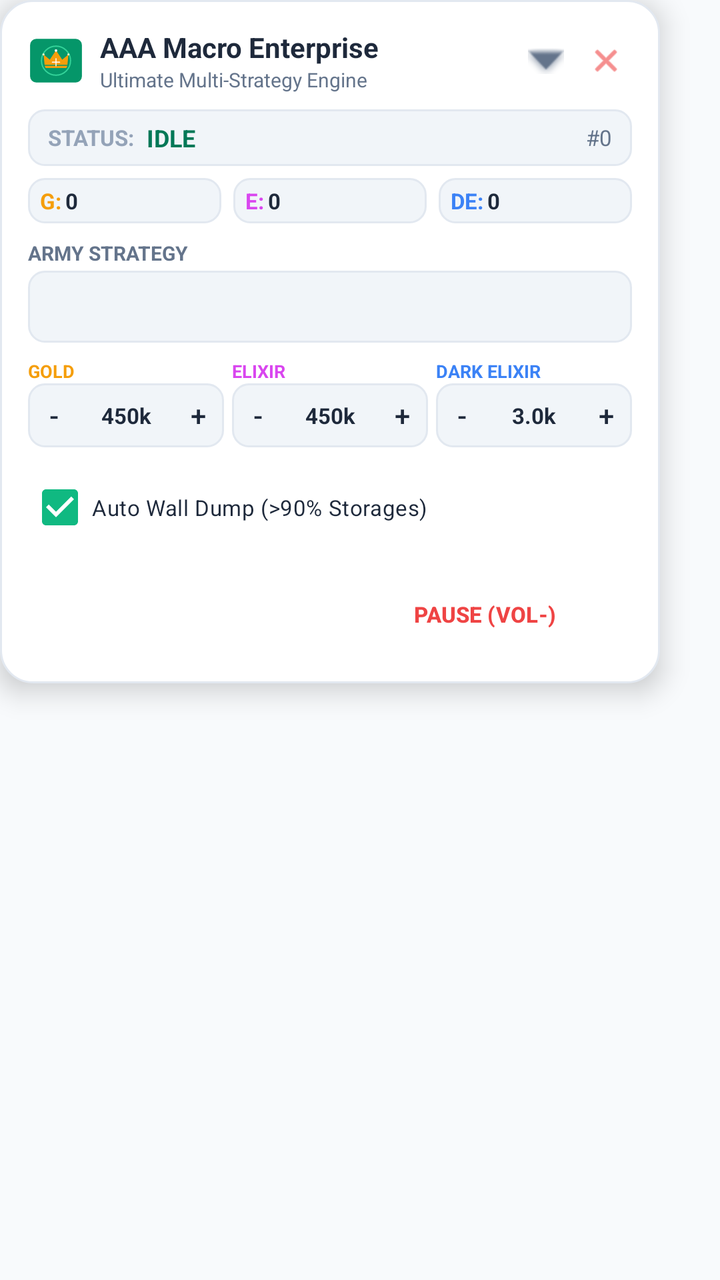
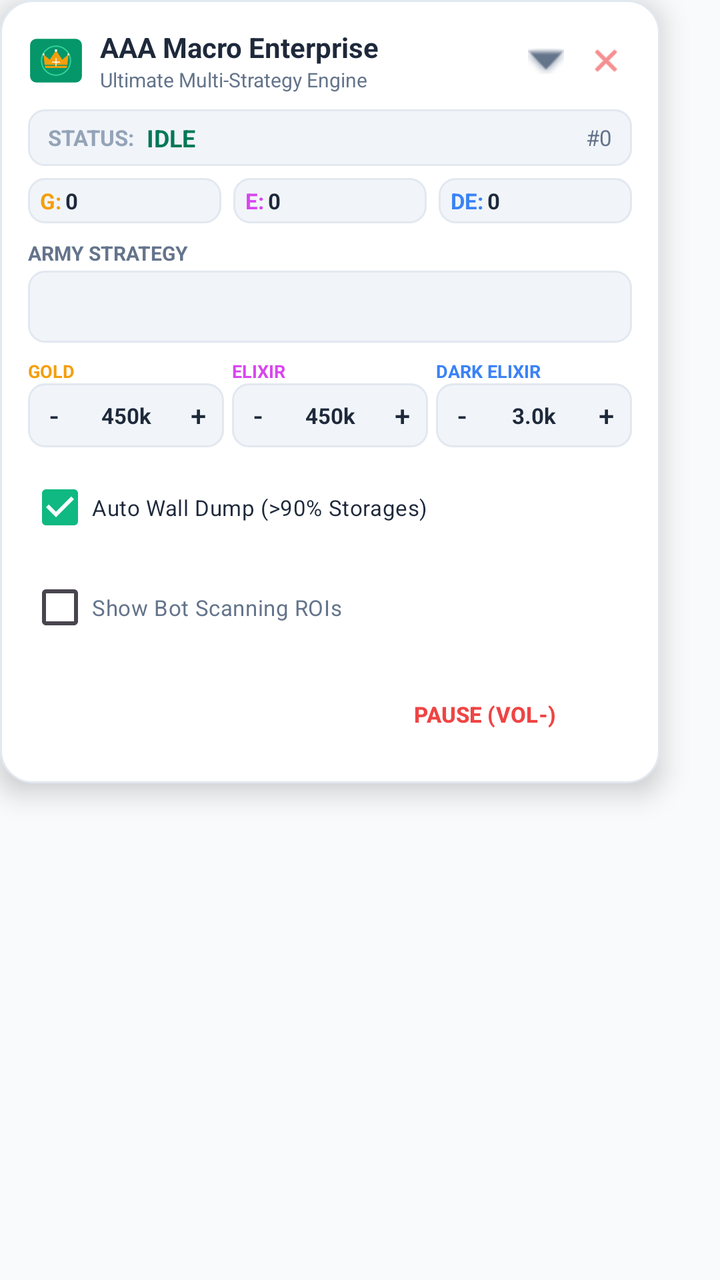

Two renders of the same Android screen: before a commit and after it. Below are the layout's source before the change and the commit's diff.
<!-- AndroidManifest.xml: application theme Theme.AAAMacro -->
<!-- res/layout/layout_floating_menu.xml -->
<?xml version="1.0" encoding="utf-8"?>
<FrameLayout xmlns:android="http://schemas.android.com/apk/res/android"
    xmlns:app="http://schemas.android.com/apk/res-auto"
    xmlns:tools="http://schemas.android.com/tools"
    android:id="@+id/root_floating_container"
    android:layout_width="wrap_content"
    android:layout_height="wrap_content"
    android:background="@android:color/transparent">

    
    <LinearLayout
        android:id="@+id/docked_pill_layout"
        android:layout_width="wrap_content"
        android:layout_height="48dp"
        android:background="@drawable/bg_floating_pill_light"
        android:clickable="true"
        android:elevation="6dp"
        android:focusable="true"
        android:gravity="center_vertical"
        android:orientation="horizontal"
        android:paddingHorizontal="12dp"
        android:visibility="gone"
        tools:visibility="visible">

        <ImageView
            android:layout_width="24dp"
            android:layout_height="24dp"
            android:src="@drawable/ic_launcher" />

        <View
            android:id="@+id/docked_status_indicator"
            android:layout_width="10dp"
            android:layout_height="10dp"
            android:layout_marginStart="8dp"
            android:background="@drawable/bg_status_badge_light" />

        <ImageView
            android:id="@+id/btn_docked_toggle"
            android:layout_width="28dp"
            android:layout_height="28dp"
            android:layout_marginStart="8dp"
            android:background="?attr/selectableItemBackgroundBorderless"
            android:padding="2dp"
            android:src="@android:drawable/ic_media_play"
            app:tint="@color/accent_green" />

        <ImageView
            android:id="@+id/btn_docked_expand"
            android:layout_width="24dp"
            android:layout_height="24dp"
            android:layout_marginStart="4dp"
            android:background="?attr/selectableItemBackgroundBorderless"
            android:src="@android:drawable/arrow_up_float"
            app:tint="@color/text_secondary" />
    </LinearLayout>

    
    <LinearLayout
        android:id="@+id/expanded_card_layout"
        android:layout_width="330dp"
        android:layout_height="wrap_content"
        android:background="@drawable/bg_card_light"
        android:elevation="8dp"
        android:orientation="vertical"
        android:padding="14dp">

        
        <LinearLayout
            android:id="@+id/header_drag_bar"
            android:layout_width="match_parent"
            android:layout_height="wrap_content"
            android:gravity="center_vertical"
            android:orientation="horizontal">

            <ImageView
                android:layout_width="28dp"
                android:layout_height="28dp"
                android:src="@drawable/ic_launcher" />

            <LinearLayout
                android:layout_width="0dp"
                android:layout_height="wrap_content"
                android:layout_marginStart="8dp"
                android:layout_weight="1"
                android:orientation="vertical">

                <TextView
                    android:layout_width="wrap_content"
                    android:layout_height="wrap_content"
                    android:text="AAA Macro Enterprise"
                    android:textColor="@color/text_primary"
                    android:textSize="14sp"
                    android:textStyle="bold" />

                <TextView
                    android:layout_width="wrap_content"
                    android:layout_height="wrap_content"
                    android:text="Ultimate Multi-Strategy Engine"
                    android:textColor="@color/text_secondary"
                    android:textSize="10sp" />
            </LinearLayout>

            <ImageView
                android:id="@+id/btn_minimize"
                android:layout_width="26dp"
                android:layout_height="26dp"
                android:background="?attr/selectableItemBackgroundBorderless"
                android:padding="4dp"
                android:src="@android:drawable/arrow_down_float"
                app:tint="@color/text_secondary" />

            <ImageView
                android:id="@+id/btn_close"
                android:layout_width="26dp"
                android:layout_height="26dp"
                android:layout_marginStart="4dp"
                android:background="?attr/selectableItemBackgroundBorderless"
                android:padding="4dp"
                android:src="@android:drawable/ic_menu_close_clear_cancel"
                app:tint="@color/accent_red" />
        </LinearLayout>

        
        <LinearLayout
            android:layout_width="match_parent"
            android:layout_height="wrap_content"
            android:layout_marginTop="8dp"
            android:background="@drawable/bg_status_badge_light"
            android:gravity="center_vertical"
            android:orientation="horizontal"
            android:paddingHorizontal="10dp"
            android:paddingVertical="6dp">

            <TextView
                android:layout_width="wrap_content"
                android:layout_height="wrap_content"
                android:text="STATUS:"
                android:textColor="@color/text_muted"
                android:textSize="11sp"
                android:textStyle="bold" />

            <TextView
                android:id="@+id/tv_status_state"
                android:layout_width="0dp"
                android:layout_height="wrap_content"
                android:layout_marginStart="6dp"
                android:layout_weight="1"
                android:text="IDLE"
                android:textColor="@color/accent_green_dark"
                android:textSize="12sp"
                android:textStyle="bold" />

            <TextView
                android:id="@+id/tv_search_count"
                android:layout_width="wrap_content"
                android:layout_height="wrap_content"
                android:text="#0"
                android:textColor="@color/text_secondary"
                android:textSize="11sp" />
        </LinearLayout>

        
        <LinearLayout
            android:layout_width="match_parent"
            android:layout_height="wrap_content"
            android:layout_marginTop="6dp"
            android:orientation="horizontal">

            <LinearLayout
                android:layout_width="0dp"
                android:layout_height="wrap_content"
                android:layout_marginEnd="3dp"
                android:layout_weight="1"
                android:background="@drawable/bg_status_badge_light"
                android:gravity="center_vertical"
                android:paddingHorizontal="6dp"
                android:paddingVertical="4dp">

                <TextView
                    android:layout_width="wrap_content"
                    android:layout_height="wrap_content"
                    android:text="G:"
                    android:textColor="@color/accent_gold"
                    android:textSize="11sp"
                    android:textStyle="bold" />

                <TextView
                    android:id="@+id/tv_live_gold"
                    android:layout_width="wrap_content"
                    android:layout_height="wrap_content"
                    android:layout_marginStart="2dp"
                    android:text="0"
                    android:textColor="@color/text_primary"
                    android:textSize="11sp"
                    android:textStyle="bold" />
            </LinearLayout>

            <LinearLayout
                android:layout_width="0dp"
                android:layout_height="wrap_content"
                android:layout_marginHorizontal="3dp"
                android:layout_weight="1"
                android:background="@drawable/bg_status_badge_light"
                android:gravity="center_vertical"
                android:paddingHorizontal="6dp"
                android:paddingVertical="4dp">

                <TextView
                    android:layout_width="wrap_content"
                    android:layout_height="wrap_content"
                    android:text="E:"
                    android:textColor="@color/accent_elixir"
                    android:textSize="11sp"
                    android:textStyle="bold" />

                <TextView
                    android:id="@+id/tv_live_elixir"
                    android:layout_width="wrap_content"
                    android:layout_height="wrap_content"
                    android:layout_marginStart="2dp"
                    android:text="0"
                    android:textColor="@color/text_primary"
                    android:textSize="11sp"
                    android:textStyle="bold" />
            </LinearLayout>

            <LinearLayout
                android:layout_width="0dp"
                android:layout_height="wrap_content"
                android:layout_marginStart="3dp"
                android:layout_weight="1"
                android:background="@drawable/bg_status_badge_light"
                android:gravity="center_vertical"
                android:paddingHorizontal="6dp"
                android:paddingVertical="4dp">

                <TextView
                    android:layout_width="wrap_content"
                    android:layout_height="wrap_content"
                    android:text="DE:"
                    android:textColor="@color/accent_blue"
                    android:textSize="11sp"
                    android:textStyle="bold" />

                <TextView
                    android:id="@+id/tv_live_de"
                    android:layout_width="wrap_content"
                    android:layout_height="wrap_content"
                    android:layout_marginStart="2dp"
                    android:text="0"
                    android:textColor="@color/text_primary"
                    android:textSize="11sp"
                    android:textStyle="bold" />
            </LinearLayout>
        </LinearLayout>

        
        <TextView
            android:layout_width="wrap_content"
            android:layout_height="wrap_content"
            android:layout_marginTop="8dp"
            android:text="ARMY STRATEGY"
            android:textColor="@color/text_secondary"
            android:textSize="10sp"
            android:textStyle="bold" />

        <Spinner
            android:id="@+id/spinner_army_preset"
            android:layout_width="match_parent"
            android:layout_height="36dp"
            android:layout_marginTop="2dp"
            android:background="@drawable/bg_status_badge_light"
            android:paddingHorizontal="6dp" />

        
        <LinearLayout
            android:layout_width="match_parent"
            android:layout_height="wrap_content"
            android:layout_marginTop="8dp"
            android:orientation="horizontal">

            
            <LinearLayout
                android:layout_width="0dp"
                android:layout_height="wrap_content"
                android:layout_marginEnd="2dp"
                android:layout_weight="1"
                android:orientation="vertical">

                <TextView
                    android:layout_width="wrap_content"
                    android:layout_height="wrap_content"
                    android:text="GOLD"
                    android:textColor="@color/accent_gold"
                    android:textSize="9sp"
                    android:textStyle="bold" />

                <LinearLayout
                    android:layout_width="match_parent"
                    android:layout_height="32dp"
                    android:background="@drawable/bg_status_badge_light"
                    android:gravity="center_vertical"
                    android:orientation="horizontal">

                    <Button
                        android:id="@+id/btn_gold_minus"
                        style="@style/Widget.Material3.Button.TextButton"
                        android:layout_width="26dp"
                        android:layout_height="match_parent"
                        android:padding="0dp"
                        android:text="-"
                        android:textColor="@color/text_primary"
                        android:textSize="14sp" />

                    <TextView
                        android:id="@+id/tv_target_gold_k"
                        android:layout_width="0dp"
                        android:layout_height="wrap_content"
                        android:layout_weight="1"
                        android:gravity="center"
                        android:text="450k"
                        android:textColor="@color/text_primary"
                        android:textSize="11sp"
                        android:textStyle="bold" />

                    <Button
                        android:id="@+id/btn_gold_plus"
                        style="@style/Widget.Material3.Button.TextButton"
                        android:layout_width="26dp"
                        android:layout_height="match_parent"
                        android:padding="0dp"
                        android:text="+"
                        android:textColor="@color/text_primary"
                        android:textSize="14sp" />
                </LinearLayout>
            </LinearLayout>

            
            <LinearLayout
                android:layout_width="0dp"
                android:layout_height="wrap_content"
                android:layout_marginHorizontal="2dp"
                android:layout_weight="1"
                android:orientation="vertical">

                <TextView
                    android:layout_width="wrap_content"
                    android:layout_height="wrap_content"
                    android:text="ELIXIR"
                    android:textColor="@color/accent_elixir"
                    android:textSize="9sp"
                    android:textStyle="bold" />

                <LinearLayout
                    android:layout_width="match_parent"
                    android:layout_height="32dp"
                    android:background="@drawable/bg_status_badge_light"
                    android:gravity="center_vertical"
                    android:orientation="horizontal">

                    <Button
                        android:id="@+id/btn_elixir_minus"
                        style="@style/Widget.Material3.Button.TextButton"
                        android:layout_width="26dp"
                        android:layout_height="match_parent"
                        android:padding="0dp"
                        android:text="-"
                        android:textColor="@color/text_primary"
                        android:textSize="14sp" />

                    <TextView
                        android:id="@+id/tv_target_elixir_k"
                        android:layout_width="0dp"
                        android:layout_height="wrap_content"
                        android:layout_weight="1"
                        android:gravity="center"
                        android:text="450k"
                        android:textColor="@color/text_primary"
                        android:textSize="11sp"
                        android:textStyle="bold" />

                    <Button
                        android:id="@+id/btn_elixir_plus"
                        style="@style/Widget.Material3.Button.TextButton"
                        android:layout_width="26dp"
                        android:layout_height="match_parent"
                        android:padding="0dp"
                        android:text="+"
                        android:textColor="@color/text_primary"
                        android:textSize="14sp" />
                </LinearLayout>
            </LinearLayout>

            
            <LinearLayout
                android:layout_width="0dp"
                android:layout_height="wrap_content"
                android:layout_marginStart="2dp"
                android:layout_weight="1"
                android:orientation="vertical">

                <TextView
                    android:layout_width="wrap_content"
                    android:layout_height="wrap_content"
                    android:text="DARK ELIXIR"
                    android:textColor="@color/accent_blue"
                    android:textSize="9sp"
                    android:textStyle="bold" />

                <LinearLayout
                    android:layout_width="match_parent"
                    android:layout_height="32dp"
                    android:background="@drawable/bg_status_badge_light"
                    android:gravity="center_vertical"
                    android:orientation="horizontal">

                    <Button
                        android:id="@+id/btn_de_minus"
                        style="@style/Widget.Material3.Button.TextButton"
                        android:layout_width="26dp"
                        android:layout_height="match_parent"
                        android:padding="0dp"
                        android:text="-"
                        android:textColor="@color/text_primary"
                        android:textSize="14sp" />

                    <TextView
                        android:id="@+id/tv_target_de_k"
                        android:layout_width="0dp"
                        android:layout_height="wrap_content"
                        android:layout_weight="1"
                        android:gravity="center"
                        android:text="3.0k"
                        android:textColor="@color/text_primary"
                        android:textSize="11sp"
                        android:textStyle="bold" />

                    <Button
                        android:id="@+id/btn_de_plus"
                        style="@style/Widget.Material3.Button.TextButton"
                        android:layout_width="26dp"
                        android:layout_height="match_parent"
                        android:padding="0dp"
                        android:text="+"
                        android:textColor="@color/text_primary"
                        android:textSize="14sp" />
                </LinearLayout>
            </LinearLayout>
        </LinearLayout>

        
        <CheckBox
            android:id="@+id/cb_wall_dump"
            android:layout_width="match_parent"
            android:layout_height="wrap_content"
            android:layout_marginTop="6dp"
            android:checked="true"
            android:text="Auto Wall Dump (>90% Storages)"
            android:textColor="@color/text_primary"
            android:textSize="11sp" />

        
        <LinearLayout
            android:layout_width="match_parent"
            android:layout_height="wrap_content"
            android:layout_marginTop="8dp"
            android:orientation="horizontal">

            <Button
                android:id="@+id/btn_toggle_macro"
                style="@style/Widget.Material3.Button"
                android:layout_width="0dp"
                android:layout_height="42dp"
                android:layout_marginEnd="4dp"
                android:layout_weight="1"
                android:backgroundTint="@color/accent_green"
                android:text="START FARMING"
                android:textColor="#FFFFFF"
                android:textSize="12sp"
                android:textStyle="bold" />

            <Button
                android:id="@+id/btn_emergency_pause"
                style="@style/Widget.Material3.Button.TonalButton"
                android:layout_width="0dp"
                android:layout_height="42dp"
                android:layout_marginStart="4dp"
                android:layout_weight="1"
                android:backgroundTint="@color/accent_red_light"
                android:text="PAUSE (VOL-)"
                android:textColor="@color/accent_red"
                android:textSize="11sp"
                android:textStyle="bold" />
        </LinearLayout>

    </LinearLayout>

</FrameLayout>
<!-- resources referenced by this layout -->
<resources>
  <color name="accent_blue">#3B82F6</color>
  <color name="accent_elixir">#D946EF</color>
  <color name="accent_gold">#F59E0B</color>
  <color name="accent_green">#10B981</color>
  <color name="accent_green_dark">#047857</color>
  <color name="accent_red">#EF4444</color>
  <color name="accent_red_light">#FEE2E2</color>
  <color name="text_muted">#94A3B8</color>
  <color name="text_primary">#1E293B</color>
  <color name="text_secondary">#64748B</color>
  <!-- drawable bg_card_light (drawable) -->
  <?xml version="1.0" encoding="utf-8"?>
  <shape xmlns:android="http://schemas.android.com/apk/res/android"
      android:shape="rectangle">
      <solid android:color="@color/surface_card_light" />
      <corners android:radius="16dp" />
      <stroke
          android:width="1dp"
          android:color="@color/surface_card_stroke" />
  </shape>
  <!-- drawable bg_floating_pill_light (drawable) -->
  <?xml version="1.0" encoding="utf-8"?>
  <shape xmlns:android="http://schemas.android.com/apk/res/android"
      android:shape="rectangle">
      <solid android:color="@color/overlay_pill_bg" />
      <corners android:radius="24dp" />
      <stroke
          android:width="1.5dp"
          android:color="@color/overlay_border" />
  </shape>
  <!-- drawable bg_status_badge_light (drawable) -->
  <?xml version="1.0" encoding="utf-8"?>
  <shape xmlns:android="http://schemas.android.com/apk/res/android"
      android:shape="rectangle">
      <solid android:color="@color/surface_subtle" />
      <corners android:radius="8dp" />
      <stroke
          android:width="1dp"
          android:color="@color/surface_card_stroke" />
  </shape>
  <style name="Theme.AAAMacro" parent="Theme.Material3.Light.NoActionBar">
          
          <item name="colorPrimary">@color/primary</item>
          <item name="colorOnPrimary">#FFFFFF</item>
          
          <item name="colorSecondary">@color/secondary</item>
          <item name="colorOnSecondary">#FFFFFF</item>
          
          <item name="android:statusBarColor">@color/background_light</item>
          <item name="android:windowLightStatusBar" tools:targetApi="m">true</item>
          <item name="android:navigationBarColor">@color/background_light</item>
          <item name="android:windowLightNavigationBar" tools:targetApi="o_mr1">true</item>
          <item name="android:windowBackground">@color/background_light</item>
      </style>
  <color name="surface_card_light">#FFFFFF</color>
  <color name="surface_card_stroke">#E2E8F0</color>
  <color name="overlay_pill_bg">#FFFFFF</color>
  <color name="overlay_border">#CBD5E1</color>
  <color name="surface_subtle">#F1F5F9</color>
  <color name="primary">#10B981</color>
  <color name="secondary">#F59E0B</color>
  <color name="background_light">#F8FAFC</color>
</resources>

<!-- the commit's change to res/layout/layout_floating_menu.xml (unified diff, before → after) -->
@@ -460,6 +460,17 @@
             android:textSize="11sp" />
 
         
+        <CheckBox
+            android:id="@+id/cb_show_rois"
+            android:layout_width="match_parent"
+            android:layout_height="wrap_content"
+            android:layout_marginTop="2dp"
+            android:checked="false"
+            android:text="Show Bot Scanning ROIs"
+            android:textColor="@color/text_secondary"
+            android:textSize="11sp" />
+
+        
         <LinearLayout
             android:layout_width="match_parent"
             android:layout_height="wrap_content"
